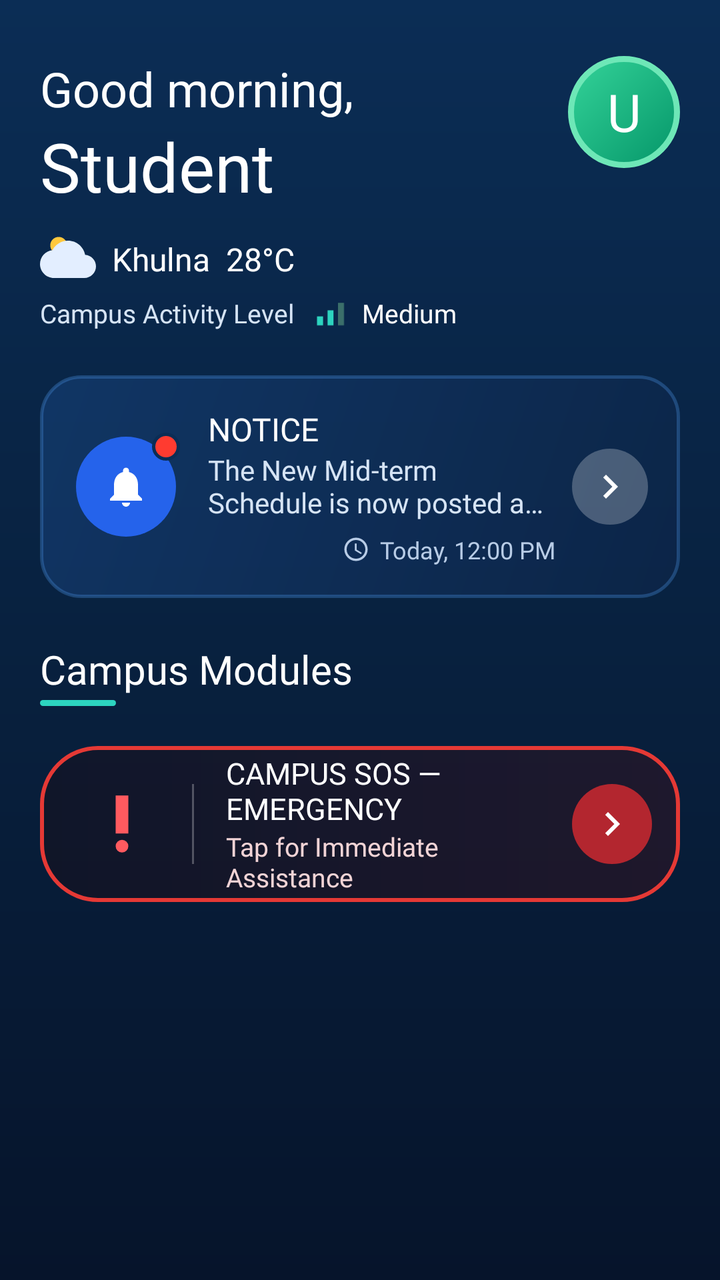
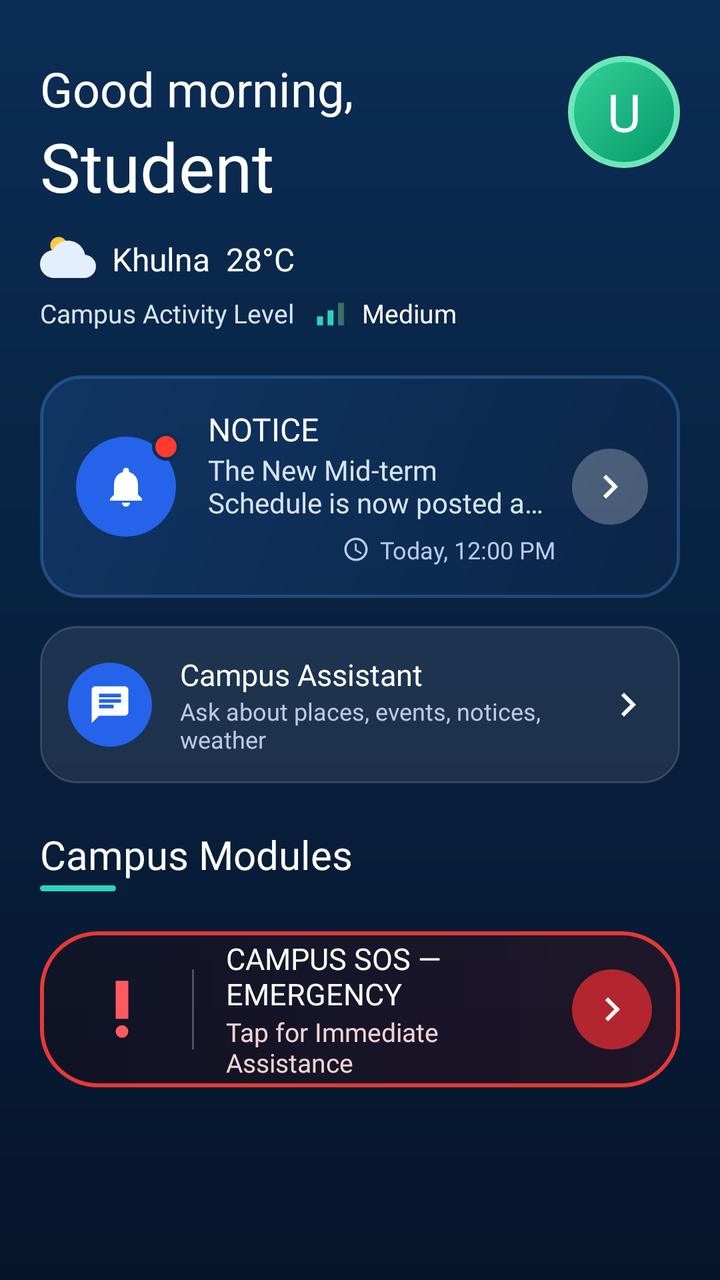

Before-and-after screenshots of an Android layout around one commit, followed by the original layout XML and the change that was made.
<!-- AndroidManifest.xml: application theme Theme.CampusPulse -->
<!-- res/layout/activity_dashboard.xml -->
<?xml version="1.0" encoding="utf-8"?>
<FrameLayout xmlns:android="http://schemas.android.com/apk/res/android"
    xmlns:app="http://schemas.android.com/apk/res-auto"
    android:layout_width="match_parent"
    android:layout_height="match_parent"
    android:background="@drawable/bg_dashboard">

    
    <ImageView
        android:id="@+id/ivHeaderBg"
        android:layout_width="match_parent"
        android:layout_height="280dp"
        android:alpha="0.55"
        android:importantForAccessibility="no"
        android:scaleType="centerCrop"
        android:visibility="gone" />

    <ScrollView
        android:layout_width="match_parent"
        android:layout_height="match_parent"
        android:fillViewport="true">

        <LinearLayout
            android:layout_width="match_parent"
            android:layout_height="wrap_content"
            android:orientation="vertical"
            android:paddingStart="20dp"
            android:paddingTop="28dp"
            android:paddingEnd="20dp"
            android:paddingBottom="8dp">

            <TextView
                android:id="@+id/tvOffline"
                android:layout_width="match_parent"
                android:layout_height="wrap_content"
                android:layout_marginBottom="12dp"
                android:accessibilityLiveRegion="polite"
                android:background="@drawable/bg_banner"
                android:fontFamily="@font/poppins_bold"
                android:padding="12dp"
                android:textColor="#06201E"
                android:textSize="12sp"
                android:visibility="gone" />

            
            <LinearLayout
                android:id="@+id/headerRow"
                android:layout_width="match_parent"
                android:layout_height="wrap_content"
                android:orientation="horizontal">

                <LinearLayout
                    android:layout_width="0dp"
                    android:layout_height="wrap_content"
                    android:layout_weight="1"
                    android:orientation="vertical">

                    <TextView
                        android:id="@+id/tvGreeting"
                        android:layout_width="wrap_content"
                        android:layout_height="wrap_content"
                        android:fontFamily="@font/poppins_regular"
                        android:text="Good morning,"
                        android:textColor="#FFFFFF"
                        android:textSize="24sp" />

                    <TextView
                        android:id="@+id/tvName"
                        android:layout_width="wrap_content"
                        android:layout_height="wrap_content"
                        android:fontFamily="@font/poppins_bold"
                        android:text="Student"
                        android:textColor="#FFFFFF"
                        android:textSize="34sp" />

                    <LinearLayout
                        android:layout_width="wrap_content"
                        android:layout_height="wrap_content"
                        android:layout_marginTop="10dp"
                        android:gravity="center_vertical"
                        android:orientation="horizontal">

                        <ImageView
                            android:layout_width="28dp"
                            android:layout_height="28dp"
                            android:importantForAccessibility="no"
                            android:src="@drawable/ic_sun_cloud" />

                        <TextView
                            android:id="@+id/tvWeather"
                            android:layout_width="wrap_content"
                            android:layout_height="wrap_content"
                            android:layout_marginStart="8dp"
                            android:fontFamily="@font/poppins_regular"
                            android:text="Khulna  28°C"
                            android:textColor="#FFFFFF"
                            android:textSize="16sp" />
                    </LinearLayout>

                    <LinearLayout
                        android:layout_width="wrap_content"
                        android:layout_height="wrap_content"
                        android:layout_marginTop="4dp"
                        android:gravity="center_vertical"
                        android:orientation="horizontal">

                        <TextView
                            android:layout_width="wrap_content"
                            android:layout_height="wrap_content"
                            android:fontFamily="@font/poppins_regular"
                            android:text="Campus Activity Level"
                            android:textColor="#D6E4F5"
                            android:textSize="13sp" />

                        <ImageView
                            android:layout_width="18dp"
                            android:layout_height="18dp"
                            android:layout_marginStart="10dp"
                            android:importantForAccessibility="no"
                            android:src="@drawable/ic_bars" />

                        <TextView
                            android:id="@+id/tvActivityLevel"
                            android:layout_width="wrap_content"
                            android:layout_height="wrap_content"
                            android:layout_marginStart="6dp"
                            android:fontFamily="@font/poppins_bold"
                            android:text="Medium"
                            android:textColor="#FFFFFF"
                            android:textSize="13sp" />
                    </LinearLayout>
                </LinearLayout>

                <TextView
                    android:id="@+id/tvAvatar"
                    android:layout_width="56dp"
                    android:layout_height="56dp"
                    android:background="@drawable/bg_avatar"
                    android:contentDescription="Profile menu"
                    android:fontFamily="@font/poppins_bold"
                    android:gravity="center"
                    android:text="U"
                    android:textColor="#FFFFFF"
                    android:textSize="26sp" />
            </LinearLayout>

            
            <LinearLayout
                android:id="@+id/noticeCard"
                android:layout_width="match_parent"
                android:layout_height="wrap_content"
                android:layout_marginTop="22dp"
                android:background="@drawable/bg_notice_card"
                android:gravity="center_vertical"
                android:orientation="horizontal"
                android:padding="16dp">

                <FrameLayout
                    android:layout_width="54dp"
                    android:layout_height="54dp">

                    <ImageView
                        android:layout_width="50dp"
                        android:layout_height="50dp"
                        android:layout_gravity="center"
                        android:background="@drawable/bg_circle_blue"
                        android:importantForAccessibility="no"
                        android:padding="13dp"
                        android:src="@drawable/ic_bell" />

                    <View
                        android:layout_width="14dp"
                        android:layout_height="14dp"
                        android:layout_gravity="top|end"
                        android:background="@drawable/bg_dot_red" />
                </FrameLayout>

                <LinearLayout
                    android:layout_width="0dp"
                    android:layout_height="wrap_content"
                    android:layout_marginStart="14dp"
                    android:layout_weight="1"
                    android:orientation="vertical">

                    <TextView
                        android:layout_width="wrap_content"
                        android:layout_height="wrap_content"
                        android:fontFamily="@font/poppins_bold"
                        android:text="NOTICE"
                        android:textColor="#FFFFFF"
                        android:textSize="16sp" />

                    <TextView
                        android:id="@+id/tvNoticeText"
                        android:layout_width="wrap_content"
                        android:layout_height="wrap_content"
                        android:ellipsize="end"
                        android:fontFamily="@font/poppins_regular"
                        android:maxLines="2"
                        android:text="The New Mid-term Schedule is now posted and finalized. View Details."
                        android:textColor="#D6E4F5"
                        android:textSize="14sp" />

                    <LinearLayout
                        android:layout_width="wrap_content"
                        android:layout_height="wrap_content"
                        android:layout_gravity="end"
                        android:layout_marginTop="6dp"
                        android:gravity="center_vertical"
                        android:orientation="horizontal">

                        <ImageView
                            android:layout_width="14dp"
                            android:layout_height="14dp"
                            android:importantForAccessibility="no"
                            android:src="@drawable/ic_clock" />

                        <TextView
                            android:id="@+id/tvNoticeTime"
                            android:layout_width="wrap_content"
                            android:layout_height="wrap_content"
                            android:layout_marginStart="5dp"
                            android:fontFamily="@font/poppins_regular"
                            android:text="Today, 12:00 PM"
                            android:textColor="#B8CCE6"
                            android:textSize="12sp" />
                    </LinearLayout>
                </LinearLayout>

                <ImageView
                    android:layout_width="38dp"
                    android:layout_height="38dp"
                    android:layout_marginStart="8dp"
                    android:background="@drawable/bg_circle_glass"
                    android:importantForAccessibility="no"
                    android:padding="7dp"
                    android:src="@drawable/ic_chevron_right" />
            </LinearLayout>

            
            <TextView
                android:id="@+id/tvModulesTitle"
                android:layout_width="wrap_content"
                android:layout_height="wrap_content"
                android:layout_marginTop="22dp"
                android:fontFamily="@font/poppins_bold"
                android:text="Campus Modules"
                android:textColor="#FFFFFF"
                android:textSize="20sp" />

            <View
                android:layout_width="38dp"
                android:layout_height="3dp"
                android:layout_marginTop="2dp"
                android:background="@drawable/bg_underline" />

            
            <androidx.recyclerview.widget.RecyclerView
                android:id="@+id/rvModules"
                android:layout_width="match_parent"
                android:layout_height="wrap_content"
                android:layout_marginStart="-6dp"
                android:layout_marginTop="10dp"
                android:layout_marginEnd="-6dp"
                android:overScrollMode="never" />

            
            <LinearLayout
                android:id="@+id/sosBanner"
                android:layout_width="match_parent"
                android:layout_height="78dp"
                android:layout_marginTop="10dp"
                android:layout_marginBottom="24dp"
                android:background="@drawable/bg_sos_banner"
                android:gravity="center_vertical"
                android:orientation="horizontal"
                android:paddingStart="22dp"
                android:paddingEnd="14dp">

                <ImageView
                    android:layout_width="38dp"
                    android:layout_height="38dp"
                    android:importantForAccessibility="no"
                    android:src="@drawable/ic_sos"
                    app:tint="#FF5A5F" />

                <View
                    android:layout_width="1dp"
                    android:layout_height="40dp"
                    android:layout_marginStart="16dp"
                    android:background="#44FFFFFF" />

                <LinearLayout
                    android:layout_width="0dp"
                    android:layout_height="wrap_content"
                    android:layout_marginStart="16dp"
                    android:layout_weight="1"
                    android:orientation="vertical">

                    <TextView
                        android:layout_width="wrap_content"
                        android:layout_height="wrap_content"
                        android:fontFamily="@font/poppins_bold"
                        android:text="CAMPUS SOS — EMERGENCY"
                        android:textColor="#FFFFFF"
                        android:textSize="15sp" />

                    <TextView
                        android:layout_width="wrap_content"
                        android:layout_height="wrap_content"
                        android:fontFamily="@font/poppins_regular"
                        android:text="Tap for Immediate Assistance"
                        android:textColor="#F2D4D6"
                        android:textSize="13sp" />
                </LinearLayout>

                <ImageView
                    android:layout_width="40dp"
                    android:layout_height="40dp"
                    android:background="@drawable/bg_circle_red"
                    android:importantForAccessibility="no"
                    android:padding="8dp"
                    android:src="@drawable/ic_chevron_right" />
            </LinearLayout>
        </LinearLayout>
    </ScrollView>
</FrameLayout>
<!-- resources referenced by this layout -->
<resources>
  <!-- drawable bg_avatar (drawable) -->
  <shape xmlns:android="http://schemas.android.com/apk/res/android" android:shape="oval">
      <gradient android:startColor="#34D399" android:endColor="#059669" android:angle="315" />
      <stroke android:width="3dp" android:color="#6EE7B7" />
  </shape>
  <!-- drawable bg_banner (drawable) -->
  <shape xmlns:android="http://schemas.android.com/apk/res/android">
      <solid android:color="#FFFFFF" />
      <corners android:radius="14dp" />
  </shape>
  <!-- drawable bg_circle_blue (drawable) -->
  <shape xmlns:android="http://schemas.android.com/apk/res/android" android:shape="oval">
      <solid android:color="#2563EB" />
  </shape>
  <!-- drawable bg_circle_glass (drawable) -->
  <shape xmlns:android="http://schemas.android.com/apk/res/android" android:shape="oval">
      <solid android:color="#40FFFFFF" />
  </shape>
  <!-- drawable bg_circle_red (drawable) -->
  <shape xmlns:android="http://schemas.android.com/apk/res/android" android:shape="oval">
      <solid android:color="#B3262F" />
  </shape>
  <!-- drawable bg_dashboard (drawable) -->
  <shape xmlns:android="http://schemas.android.com/apk/res/android">
      <gradient android:startColor="#0B2D55" android:centerColor="#08213F"
          android:endColor="#06142B" android:angle="270" />
  </shape>
  <!-- drawable bg_dot_red (drawable) -->
  <shape xmlns:android="http://schemas.android.com/apk/res/android" android:shape="oval">
      <solid android:color="#FF3B30" />
      <stroke android:width="1.5dp" android:color="#0B2D55" />
  </shape>
  <!-- drawable bg_notice_card (drawable) -->
  <shape xmlns:android="http://schemas.android.com/apk/res/android">
      <gradient android:startColor="#CC12396B" android:endColor="#CC0C2548" android:angle="315" />
      <stroke android:width="1.5dp" android:color="#554A90E2" />
      <corners android:radius="20dp" />
  </shape>
  <!-- drawable bg_sos_banner (drawable) -->
  <shape xmlns:android="http://schemas.android.com/apk/res/android">
      <gradient android:startColor="#661A0A10" android:endColor="#66400F18" android:angle="0" />
      <stroke android:width="2dp" android:color="#E53935" />
      <corners android:radius="28dp" />
  </shape>
  <!-- drawable bg_underline (drawable) -->
  <shape xmlns:android="http://schemas.android.com/apk/res/android">
      <solid android:color="#2DD4BF" />
      <corners android:radius="2dp" />
  </shape>
  <!-- drawable ic_bars (drawable) -->
  <vector xmlns:android="http://schemas.android.com/apk/res/android"
      android:width="24dp" android:height="24dp"
      android:viewportWidth="24" android:viewportHeight="24">
      <path android:fillColor="#2DD4BF" android:pathData="M2,14h4v6H2z"/>
      <path android:fillColor="#2DD4BF" android:pathData="M9,10h4v10H9z"/>
      <path android:fillColor="#3B6F6A" android:pathData="M16,5h4v15h-4z"/>
  </vector>
  <!-- drawable ic_chevron_right (drawable) -->
  <vector xmlns:android="http://schemas.android.com/apk/res/android"
      android:width="24dp" android:height="24dp"
      android:viewportWidth="24" android:viewportHeight="24">
      <path android:fillColor="#FFFFFF"
          android:pathData="M10,6L8.59,7.41 13.17,12l-4.58,4.59L10,18l6,-6z"/>
  </vector>
  <style name="Theme.CampusPulse" parent="Theme.Material3.DayNight.NoActionBar" />
  <!-- unchanged entries left out for length: 4 -->
</resources>

<!-- the commit's change to res/layout/activity_dashboard.xml (unified diff, before → after) -->
@@ -15,7 +15,7 @@
         android:scaleType="centerCrop"
         android:visibility="gone" />
 
-    <ScrollView
+    <androidx.core.widget.NestedScrollView
         android:layout_width="match_parent"
         android:layout_height="match_parent"
         android:fillViewport="true">
@@ -238,6 +238,58 @@
             </LinearLayout>
 
             
+            <LinearLayout
+                android:id="@+id/assistantCard"
+                android:layout_width="match_parent"
+                android:layout_height="wrap_content"
+                android:layout_marginTop="14dp"
+                android:background="@drawable/bg_notice_item"
+                android:clickable="true"
+                android:focusable="true"
+                android:gravity="center_vertical"
+                android:orientation="horizontal"
+                android:padding="14dp">
+
+                <ImageView
+                    android:layout_width="42dp"
+                    android:layout_height="42dp"
+                    android:background="@drawable/bg_circle_blue"
+                    android:importantForAccessibility="no"
+                    android:padding="10dp"
+                    android:src="@drawable/ic_sms" />
+
+                <LinearLayout
+                    android:layout_width="0dp"
+                    android:layout_height="wrap_content"
+                    android:layout_marginStart="14dp"
+                    android:layout_weight="1"
+                    android:orientation="vertical">
+
+                    <TextView
+                        android:layout_width="wrap_content"
+                        android:layout_height="wrap_content"
+                        android:fontFamily="@font/poppins_bold"
+                        android:text="Campus Assistant"
+                        android:textColor="#FFFFFF"
+                        android:textSize="15sp" />
+
+                    <TextView
+                        android:layout_width="wrap_content"
+                        android:layout_height="wrap_content"
+                        android:fontFamily="@font/poppins_regular"
+                        android:text="Ask about places, events, notices, weather"
+                        android:textColor="#B8CCE6"
+                        android:textSize="12sp" />
+                </LinearLayout>
+
+                <ImageView
+                    android:layout_width="24dp"
+                    android:layout_height="24dp"
+                    android:importantForAccessibility="no"
+                    android:src="@drawable/ic_chevron_right" />
+            </LinearLayout>
+
+            
             <TextView
                 android:id="@+id/tvModulesTitle"
                 android:layout_width="wrap_content"
@@ -323,5 +375,5 @@
                     android:src="@drawable/ic_chevron_right" />
             </LinearLayout>
         </LinearLayout>
-    </ScrollView>
+    </androidx.core.widget.NestedScrollView>
 </FrameLayout>
<!-- resource entries referenced after the edit -->
@@ -38,6 +38,12 @@
       <stroke android:width="1.5dp" android:color="#554A90E2" />
       <corners android:radius="20dp" />
   </shape>
+  <!-- drawable bg_notice_item (drawable) -->
+  <shape xmlns:android="http://schemas.android.com/apk/res/android">
+      <solid android:color="#16FFFFFF" />
+      <stroke android:width="1dp" android:color="#26FFFFFF" />
+      <corners android:radius="18dp" />
+  </shape>
   <!-- drawable bg_sos_banner (drawable) -->
   <shape xmlns:android="http://schemas.android.com/apk/res/android">
       <gradient android:startColor="#661A0A10" android:endColor="#66400F18" android:angle="0" />
@@ -64,6 +70,13 @@
       <path android:fillColor="#FFFFFF"
           android:pathData="M10,6L8.59,7.41 13.17,12l-4.58,4.59L10,18l6,-6z"/>
   </vector>
+  <!-- drawable ic_sms (drawable) -->
+  <vector xmlns:android="http://schemas.android.com/apk/res/android"
+      android:width="24dp" android:height="24dp"
+      android:viewportWidth="24" android:viewportHeight="24">
+      <path android:fillColor="#FFFFFF"
+          android:pathData="M20,2H4c-1.1,0 -1.99,0.9 -1.99,2L2,22l4,-4h14c1.1,0 2,-0.9 2,-2V4c0,-1.1 -0.9,-2 -2,-2zM6,9h12v2H6V9zM14,14H6v-2h8v2zM18,8H6V6h12v2z"/>
+  </vector>
   <style name="Theme.CampusPulse" parent="Theme.Material3.DayNight.NoActionBar" />
   <!-- unchanged entries left out for length: 4 -->
 </resources>
